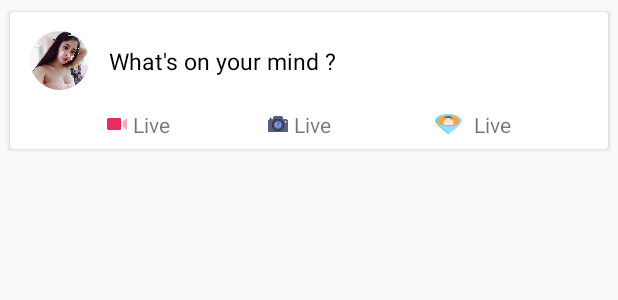
After one commit to locdx3/Facecook, an Android app: the layout item_post_header.xml on its own in the app's theme, with its tools: preview values and no code run, on a phone screen of 412 x 824 dp. The commit adds this screen. Shown: the top 300 px of the screen. Run offline under Robolectric (Android 15) with nearby library versions, the phone set to English and light mode, and no system bars.

Commit message:
- Add header post

```diff
--- a/app/src/main/java/vn/com/codedao/facecook/presenter/newfeed/PresenterLogicHandleNewFeed.java
+++ b/app/src/main/java/vn/com/codedao/facecook/presenter/newfeed/PresenterLogicHandleNewFeed.java
@@ -31,6 +31,7 @@ public class PresenterLogicHandleNewFeed implements IPresenterHandleNewFeed {
         p.setTime("1 hrs");
         p.setImgAvatar("http://2sao.vietnamnetjsc.vn/images/2017/09/03/06/48/hot-girl-6.jpg");
         p.setmLikeList(likeListFake());
+        p.setType(1);
         p.setmCommentList(commentListFake());
         posts.add(p);
 
@@ -54,6 +55,7 @@ public class PresenterLogicHandleNewFeed implements IPresenterHandleNewFeed {
         p2.setImgAvatar("http://2sao.vietnamnetjsc.vn/images/2017/09/03/06/48/hot-girl-2.jpg");
         p2.setmCommentList(commentListFake());
         p2.setUrlImg("https://kenh14cdn.com/thumb_w/660/2017/10-1511843120161.jpg");
+        p2.setType(2);
         p2.setmShareCount(999);
         posts.add(p2);
 
@@ -64,6 +66,7 @@ public class PresenterLogicHandleNewFeed implements IPresenterHandleNewFeed {
         p3.setTime("5 hrs");
         p3.setmLikeList(likeListFake());
         p3.setmCommentList(commentListFake());
+        p3.setType(1);
         p3.setmShareCount(10);
         posts.add(p3);
 
@@ -76,6 +79,7 @@ public class PresenterLogicHandleNewFeed implements IPresenterHandleNewFeed {
         p4.setmCommentList(commentListFake());
         p4.setmShareCount(200);
         p4.setUrlImg("https://s.hswstatic.com/gif/10-food-beautiful-skin-8.jpg");
+        p4.setType(2);
         posts.add(p4);
 
 
@@ -88,6 +92,7 @@ public class PresenterLogicHandleNewFeed implements IPresenterHandleNewFeed {
         p5.setmCommentList(commentListFake());
         p5.setmShareCount(100);
         p5.setUrlImg("https://s.hswstatic.com/gif/10-food-beautiful-skin-10.jpg");
+        p5.setType(2);
         posts.add(p5);
 
 
--- /dev/null
+++ b/app/src/main/res/layout/item_post_header.xml
@@ -0,0 +1,111 @@
+<?xml version="1.0" encoding="utf-8"?>
+<LinearLayout xmlns:android="http://schemas.android.com/apk/res/android"
+    xmlns:app="http://schemas.android.com/apk/res-auto"
+    android:layout_width="match_parent"
+    android:layout_height="wrap_content"
+    android:orientation="vertical">
+
+    <android.support.v7.widget.CardView
+        android:layout_width="match_parent"
+        android:layout_height="wrap_content"
+        android:layout_margin="@dimen/_3sdp"
+        app:cardUseCompatPadding="true">
+
+        <LinearLayout
+            android:layout_marginBottom="@dimen/_5sdp"
+            android:layout_width="match_parent"
+            android:layout_height="match_parent"
+            android:orientation="vertical">
+
+            <LinearLayout
+                android:id="@+id/ln1"
+                android:layout_width="match_parent"
+                android:layout_height="@dimen/_50sdp"
+                android:orientation="horizontal">
+
+                <vn.com.codedao.facecook.view.CircleImageView
+                    android:id="@+id/imgMyAvatar"
+                    android:layout_width="@dimen/_30sdp"
+                    android:layout_height="@dimen/_30sdp"
+                    android:layout_gravity="center"
+                    android:layout_marginStart="@dimen/_10sdp"
+                    android:src="@drawable/girl" />
+
+                <TextView
+                    android:id="@+id/txtPost"
+                    android:layout_width="wrap_content"
+                    android:layout_height="wrap_content"
+                    android:layout_gravity="center"
+                    android:layout_marginStart="@dimen/_10sdp"
+                    android:text="What's on your mind ?"
+                    android:textColor="#000"
+                    android:textSize="15sp" />
+            </LinearLayout>
+
+            <LinearLayout
+                android:id="@+id/ln2"
+                android:layout_width="match_parent"
+                android:layout_height="wrap_content"
+                android:layout_below="@id/ln1"
+                android:gravity="center"
+                android:orientation="horizontal">
+
+                <LinearLayout
+                    android:layout_width="wrap_content"
+                    android:layout_height="wrap_content"
+                    android:layout_marginEnd="@dimen/_50sdp"
+                    android:gravity="center"
+                    android:orientation="horizontal">
+
+                    <ImageView
+                        android:layout_width="@dimen/_10sdp"
+                        android:layout_height="@dimen/_10sdp"
+                        android:background="@drawable/video" />
+
+                    <TextView
+                        android:layout_width="wrap_content"
+                        android:layout_height="wrap_content"
+                        android:layout_marginStart="@dimen/_3sdp"
+                        android:text="Live" />
+                </LinearLayout>
+
+                <LinearLayout
+                    android:layout_width="wrap_content"
+                    android:layout_height="wrap_content"
+                    android:gravity="center"
+                    android:orientation="horizontal">
+
+                    <ImageView
+                        android:layout_width="@dimen/_10sdp"
+                        android:layout_height="@dimen/_10sdp"
+                        android:background="@drawable/photo" />
+
+                    <TextView
+                        android:layout_width="wrap_content"
+                        android:layout_height="wrap_content"
+                        android:layout_marginStart="@dimen/_3sdp"
+                        android:text="Live" />
+                </LinearLayout>
+
+                <LinearLayout
+                    android:layout_width="wrap_content"
+                    android:layout_height="wrap_content"
+                    android:layout_marginStart="@dimen/_50sdp"
+                    android:gravity="center"
+                    android:orientation="horizontal">
+
+                    <ImageView
+                        android:layout_width="@dimen/_20sdp"
+                        android:layout_height="@dimen/_10sdp"
+                        android:background="@drawable/checkin" />
+
+                    <TextView
+                        android:layout_width="wrap_content"
+                        android:layout_height="wrap_content"
+                        android:layout_marginStart="@dimen/_3sdp"
+                        android:text="Live" />
+                </LinearLayout>
+            </LinearLayout>
+        </LinearLayout>
+    </android.support.v7.widget.CardView>
+</LinearLayout>
```
Also changed, not shown: app/src/main/java/vn/com/codedao/facecook/view/newfeed/PostAdapter.java (+20 -12 lines), app/src/main/res/layout/fragment_new_feed.xml (+0 -89 lines).
